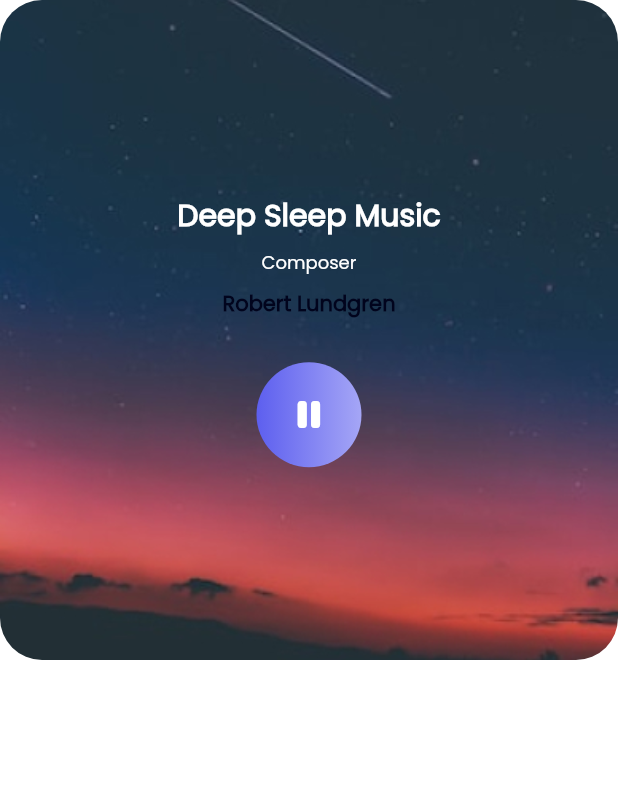
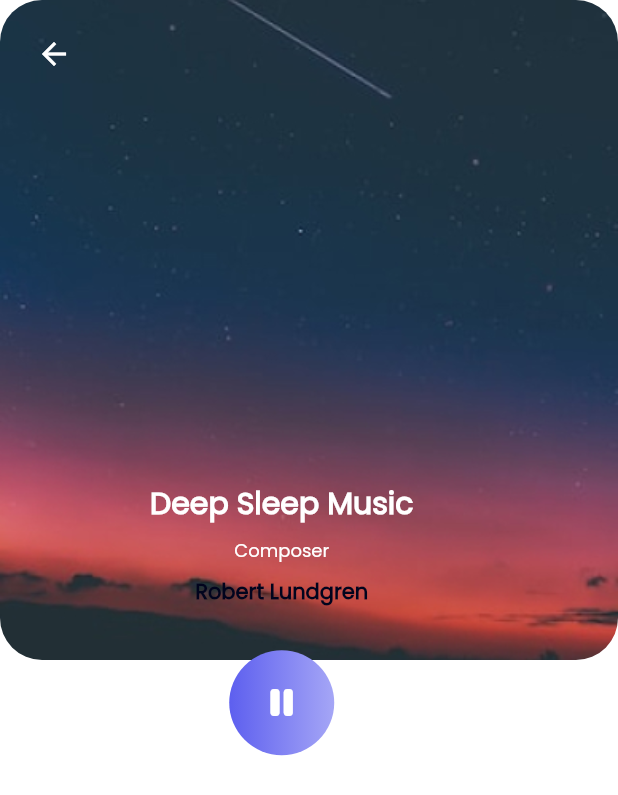
Before and after one commit to raaz0n/sleepfit, a Flutter app: the TopMusicWidget widget shown alone on an empty page, opened directly, on a phone screen of 412 x 824 dp. Shown: the top 795 px of the screen. Run offline on Flutter 3.47's test engine with Material 2 defaults, Android fonts, the phone set to English and light mode, and no system bars; our stand-ins replace date_picker_timeline, fl_chart, flutter_svg, flutter_time_picker_spinner, font_awesome_flutter, percent_indicator.

```diff
--- a/lib/pages/music/music.screen.dart
+++ b/lib/pages/music/music.screen.dart
@@ -1,7 +1,7 @@
 import 'package:flutter/material.dart';
-import 'package:sleepfit/pages/music/widgets/tabbar.widget.dart';
 
 import '../../common/value.manager.dart';
+import 'widgets/tabbar.widget.dart';
 import 'widgets/top.music.widget.dart';
 
 class MusicScreen extends StatelessWidget {
@@ -13,7 +13,7 @@ class MusicScreen extends StatelessWidget {
       body: SafeArea(
         child: Padding(
           padding: const EdgeInsets.symmetric(horizontal: AppSize.s20),
-          child: Column(
+          child: ListView(
             children: const [
               TopMusicWidget(),
               SizedBox(
--- a/lib/pages/music/widgets/top.music.widget.dart
+++ b/lib/pages/music/widgets/top.music.widget.dart
@@ -12,7 +12,11 @@ class TopMusicWidget extends StatelessWidget {
 
   @override
   Widget build(BuildContext context) {
-    return Container(
+    return Stack(
+      children: [
+        Hero(
+          tag: "musicTag",
+          child: Container(
             width: double.maxFinite,
             height: AppSize.s440,
             decoration: BoxDecoration(
@@ -23,6 +27,11 @@ class TopMusicWidget extends StatelessWidget {
                   ),
                   fit: BoxFit.cover),
             ),
+          ),
+        ),
+        Padding(
+          padding: const EdgeInsets.symmetric(
+              horizontal: AppSize.s100, vertical: AppSize.s100),
           child: Column(
             mainAxisAlignment: MainAxisAlignment.center,
             crossAxisAlignment: CrossAxisAlignment.center,
@@ -51,7 +60,9 @@ class TopMusicWidget extends StatelessWidget {
               const SizedBox(
                 height: AppSize.s28,
               ),
-          Container(
+              Hero(
+                tag: "play",
+                child: Container(
                   decoration: const BoxDecoration(
                     shape: BoxShape.circle,
                     gradient: LinearGradient(
@@ -71,9 +82,23 @@ class TopMusicWidget extends StatelessWidget {
                       color: Colors.white,
                     ),
                   ),
+                ),
               )
             ],
           ),
+        ),
+        Positioned(
+          left: AppPadding.p12,
+          top: AppPadding.p12,
+          child: IconButton(
+            onPressed: () {
+              Navigator.pop(context);
+            },
+            icon: const Icon(Icons.arrow_back),
+            color: ColorManager.white,
+          ),
+        ),
+      ],
     );
   }
 }
```
Also changed, not shown: lib/pages/Home/widget/music.widget.dart (+28 -10 lines). Lines whose indentation alone changed are shown as unchanged.
